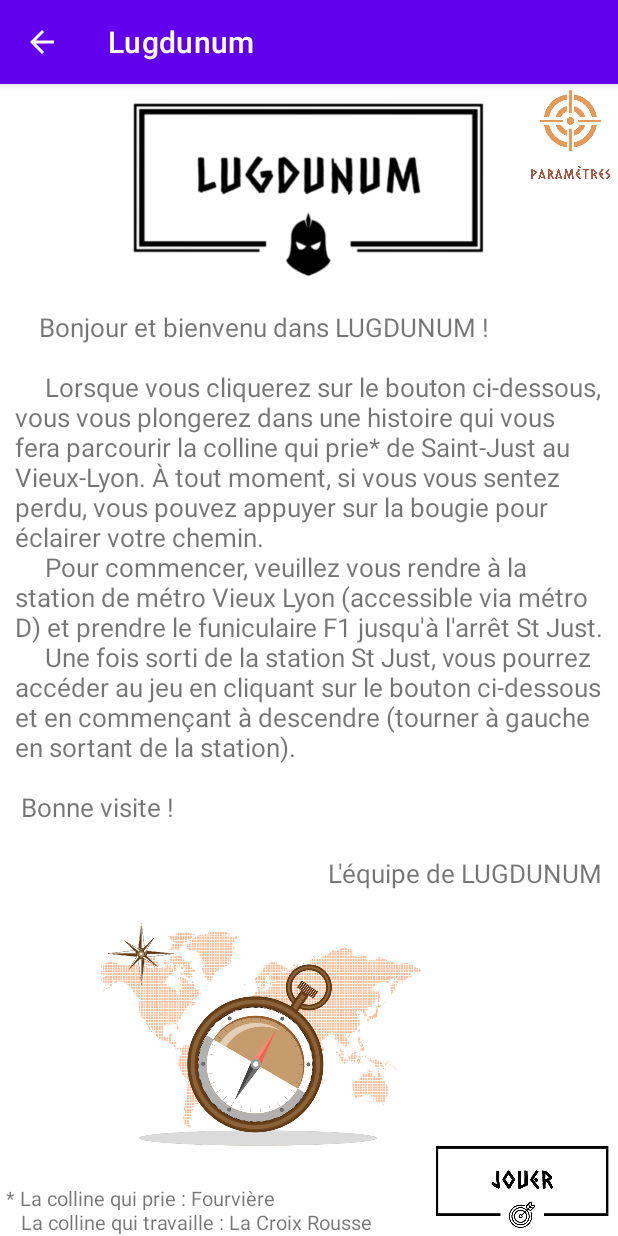
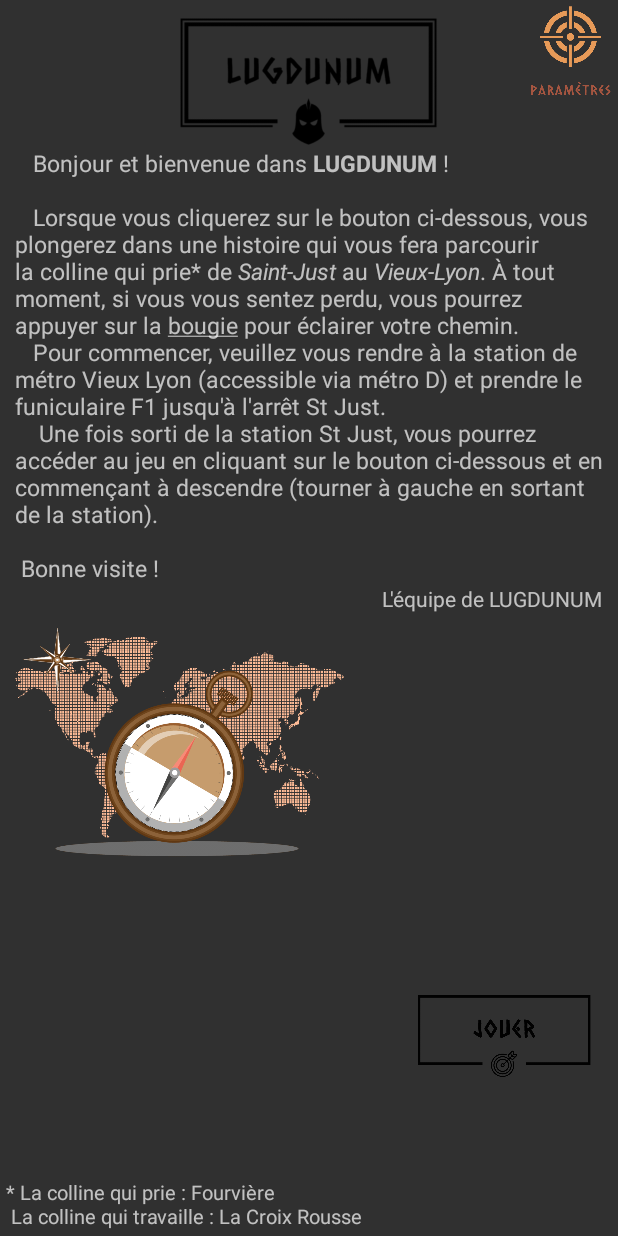
Before and after one commit to Destroy-9/Lugdunum, an Android app: the ChoiceJourneyActivity screen opened directly, with no data from a screen before it, on a phone screen of 412 x 824 dp. Run offline under Robolectric (Android 15) with nearby library versions, the phone set to English and light mode, and no system bars.

Commit message:
some display changes in ChoiceJourneyActivity

```diff
--- a/app/src/main/AndroidManifest.xml
+++ b/app/src/main/AndroidManifest.xml
@@ -13,7 +13,7 @@
         android:label="@string/app_name"
         android:roundIcon="@mipmap/ic_launcher_round"
         android:supportsRtl="true"
-        android:theme="@style/Theme.Lugdunum"
+        android:theme="@style/Theme.AppCompat.NoActionBar"
         android:networkSecurityConfig="@xml/network_security_config"
         tools:targetApi="n">
 
@@ -36,7 +36,6 @@
 
 
         <activity android:name=".games.CuriosityGameActivity"/>
-        <activity android:name=".games.TheatreGameActivity" />
         <activity android:name=".activity.ChoiceGameActivity" />
         <activity android:name=".games.FourviereGameActivity" />
         <activity
--- a/app/src/main/java/com/example/lugdunum/activity/MainActivity.java
+++ b/app/src/main/java/com/example/lugdunum/activity/MainActivity.java
@@ -10,6 +10,7 @@ import android.util.Log;
 import android.view.View;
 import android.widget.EditText;
 import android.widget.ImageView;
+import android.widget.Toast;
 
 import com.apollographql.apollo.ApolloCall;
 import com.apollographql.apollo.api.Response;
@@ -36,7 +37,7 @@ public class MainActivity extends AppCompatActivity {
     private User mUser;
     private boolean mOnLogin = false;
     private boolean mCreateNewUser = false;
-    private boolean mUserValidated =false;
+    private boolean mUserValidated = false;
 
 
 
@@ -121,7 +122,11 @@ public class MainActivity extends AppCompatActivity {
                 System.out.println("***Pseudo : "+mPseudo.getText().toString()+" ***");
                 System.out.println("***Mot de passe : "+mPassword.getText().toString()+" ***");
 
-                /*if (mOnLogin) {
+                // To enter in debug mode
+                if (mUser.getPseudo().equals("CMN<3") && mUser.getPassword().equals("DijkstraGo2021")){
+                    Toast.makeText(MainActivity.this, "Mode debug activé", Toast.LENGTH_LONG).show();
+                }
+                /*elif (mOnLogin) {
                     GetUserQuery getUserQuery = GetUserQuery.builder().build();
                     Apollo.apolloClient.query(getUserQuery)
                         .enqueue(new ApolloCall.Callback<GetUserQuery.Data>() {
--- a/app/src/main/res/layout/activity_choice_journey.xml
+++ b/app/src/main/res/layout/activity_choice_journey.xml
@@ -4,16 +4,18 @@
     xmlns:tools="http://schemas.android.com/tools"
     android:layout_width="match_parent"
     android:layout_height="match_parent"
-    tools:context=".activity.ChoiceJourneyActivity">
+    tools:context=".activity.ChoiceJourneyActivity"
+    style="@android:style/TextAppearance.DeviceDefault.Medium">
 
     <ImageView
         android:id="@+id/lugdunum"
-        android:layout_width="wrap_content"
-        android:layout_height="120dp"
+        android:layout_width="328dp"
+        android:layout_height="88dp"
         android:layout_marginTop="10dp"
+        android:contentDescription="@string/logo_lugdunum"
+        app:layout_constraintEnd_toEndOf="parent"
+        app:layout_constraintStart_toStartOf="parent"
         app:layout_constraintTop_toTopOf="parent"
-        app:layout_constraintStart_toStartOf="parent"
-        app:layout_constraintEnd_toEndOf="parent"
         app:srcCompat="@drawable/logo_lugdunum" />
 
     <ImageView
@@ -25,116 +27,88 @@
         android:layout_marginTop="4dp"
         app:layout_constraintEnd_toEndOf="parent"
         app:layout_constraintTop_toTopOf="parent"
-        app:srcCompat="@drawable/settings_button"/>
+        app:srcCompat="@drawable/settings_button"
+        android:contentDescription="@string/settings_button" />
 
     <TextView
-        android:id="@+id/accueil"
+        android:id="@+id/introduction_paragraph"
         android:layout_width="match_parent"
         android:layout_height="wrap_content"
-        app:layout_constraintTop_toBottomOf="@+id/lugdunum"
-        app:layout_constraintEnd_toEndOf="parent"
-        app:layout_constraintStart_toStartOf="parent"
         android:layout_marginStart="10dp"
         android:layout_marginLeft="10dp"
         android:layout_marginEnd="10dp"
         android:layout_marginRight="10dp"
-        android:text="\n    Bonjour et bienvenu dans LUGDUNUM !\n\n
-    Lorsque vous cliquerez sur le bouton ci-dessous, vous vous plongerez dans une histoire qui vous fera parcourir la colline qui prie* de Saint-Just au Vieux-Lyon. À tout moment, si vous vous sentez perdu, vous pouvez appuyer sur la bougie pour éclairer votre chemin.\n
-    Pour commencer, veuillez vous rendre à la station de métro Vieux Lyon (accessible via métro D) et prendre le funiculaire F1 jusqu'à l'arrêt St Just.\n
-    Une fois sorti de la station St Just, vous pourrez accéder au jeu en cliquant sur le bouton ci-dessous et en commençant à descendre (tourner à gauche en sortant de la station). \n\n
-Bonne visite !\n"
-        android:textSize="17dp"/>
+        android:text="@string/introduction_paragraph"
+        android:textSize="15sp"
+        app:layout_constraintEnd_toEndOf="parent"
+        app:layout_constraintHorizontal_bias="1.0"
+        app:layout_constraintStart_toStartOf="parent"
+        app:layout_constraintTop_toBottomOf="@+id/lugdunum" />
 
     <TextView
         android:id="@+id/signature"
         android:layout_width="wrap_content"
         android:layout_height="wrap_content"
-        app:layout_constraintTop_toBottomOf="@+id/accueil"
-        app:layout_constraintEnd_toEndOf="parent"
         android:layout_marginEnd="10dp"
         android:layout_marginRight="10dp"
-        android:text="L'équipe de LUGDUNUM"
-        android:textSize="17dp"/>
+        android:text="@string/team"
+        app:layout_constraintEnd_toEndOf="parent"
+        app:layout_constraintTop_toBottomOf="@+id/introduction_paragraph" />
 
-    <androidx.constraintlayout.widget.ConstraintLayout
-        android:layout_width="match_parent"
-        android:layout_height="160dp"
+
+    <ImageView
+        android:id="@+id/mapCompass"
+        android:layout_width="227dp"
+        android:layout_height="177dp"
+        android:contentDescription="@string/map_compass"
+        android:src="@drawable/map_compass"
+        app:layout_constraintBottom_toBottomOf="parent"
+        app:layout_constraintEnd_toEndOf="parent"
+        app:layout_constraintHorizontal_bias="0.02"
+        app:layout_constraintStart_toStartOf="parent"
         app:layout_constraintTop_toBottomOf="@+id/signature"
-        app:layout_constraintBottom_toTopOf="@+id/note"
-        app:layout_constraintEnd_toEndOf="parent"
-        app:layout_constraintStart_toStartOf="parent" >
-
-            <ImageView
-                android:id="@+id/mapboussole"
-                android:layout_height="wrap_content"
-                android:layout_width="wrap_content"
-                android:src="@drawable/map_compass"
-                app:layout_constraintTop_toTopOf="parent"
-                app:layout_constraintBottom_toBottomOf="parent"
-                app:layout_constraintStart_toStartOf="parent"
-                app:layout_constraintEnd_toEndOf="parent"
-                android:layout_marginEnd="70dp"
-                android:layout_marginRight="70dp"/>
-
-        <TextView
-            android:id="@+id/jouer"
-            android:layout_width="wrap_content"
-            android:layout_height="wrap_content"
-            app:layout_constraintTop_toTopOf="parent"
-            app:layout_constraintStart_toStartOf="parent"
-            android:layout_marginTop="20dp"
-            android:layout_marginStart="130dp"
-            android:layout_marginLeft="130dp"
-            android:text="Jouer"
-            android:textSize="25dp"
-            android:visibility="gone"/>
-
-    </androidx.constraintlayout.widget.ConstraintLayout>
+        app:layout_constraintVertical_bias="0.0" />
 
     <ImageView
         android:id="@+id/historyButton"
+        android:layout_width="120dp"
         android:layout_height="55dp"
-        android:layout_width="120dp"
+        android:layout_marginEnd="16dp"
+        android:layout_marginRight="16dp"
+        android:contentDescription="@string/play_button_black"
         android:src="@drawable/play_button_black"
         app:layout_constraintBottom_toBottomOf="parent"
         app:layout_constraintEnd_toEndOf="parent"
-        android:layout_marginBottom="5dp"
-        android:layout_marginEnd="4dp"
-        android:layout_marginRight="4dp"/>
-
+        app:layout_constraintTop_toBottomOf="@+id/signature"
+        app:layout_constraintVertical_bias="0.705" />
 
     <TextView
         android:id="@+id/note"
         android:layout_width="wrap_content"
         android:layout_height="wrap_content"
-        app:layout_constraintBottom_toBottomOf="parent"
-        app:layout_constraintStart_toStartOf="parent"
         android:layout_marginStart="4dp"
         android:layout_marginLeft="4dp"
-        android:text="* La colline qui prie : Fourvière \n   La colline qui travaille : La Croix Rousse"
-        android:textSize="13dp"/>
-
-
-    <Button
-        android:layout_width="wrap_content"
-        android:layout_height="wrap_content"
-        android:text="Lancer l'histoire"
+        android:layout_marginBottom="4dp"
+        android:text="@string/hill_explanation"
+        android:textSize="13sp"
         app:layout_constraintBottom_toBottomOf="parent"
-        app:layout_constraintEnd_toEndOf="parent"
+        app:layout_constraintEnd_toStartOf="@+id/historyButton"
+        app:layout_constraintHorizontal_bias="0.0"
         app:layout_constraintStart_toStartOf="parent"
-        android:visibility="gone"/>
-
+        app:layout_constraintTop_toBottomOf="@+id/mapCompass"
+        app:layout_constraintVertical_bias="1.0" />
 
     <Button
         android:id="@+id/mapButton"
         android:layout_width="wrap_content"
         android:layout_height="wrap_content"
-        android:text="Map"
+        android:text="@string/map"
         android:layout_marginLeft="16dp"
         android:layout_marginBottom="16dp"
         app:layout_constraintBottom_toBottomOf="parent"
         app:layout_constraintStart_toStartOf="parent"
-        android:visibility="gone"/>
+        android:visibility="gone"
+        android:layout_marginStart="16dp" />
 
     <Button
         android:id="@+id/gameButton"
@@ -143,7 +117,7 @@ Bonne visite !\n"
         android:layout_marginEnd="16dp"
         android:layout_marginRight="16dp"
         android:layout_marginBottom="16dp"
-        android:text="Acces jeux pour l'instant"
+        android:text="@string/games_access"
         app:layout_constraintBottom_toBottomOf="parent"
         app:layout_constraintEnd_toEndOf="parent"
         android:visibility="gone"/>
--- a/app/src/main/res/values/strings.xml
+++ b/app/src/main/res/values/strings.xml
@@ -3,4 +3,13 @@
     <string name="play_button">Jouer</string>
     <string name="rules_button">Règles</string>
     <string name="title_activity_maps">Map</string>
+    <string name="introduction_paragraph">&#8200;&#8200; Bonjour et bienvenue dans <b>LUGDUNUM </b>!\n\n &#8200;&#8200;Lorsque vous cliquerez sur le bouton ci-dessous, vous plongerez dans une histoire qui vous fera parcourir la colline qui prie* de <i>Saint-Just</i> au <i>Vieux-Lyon</i>. À tout moment, si vous vous sentez perdu, vous pourrez appuyer sur la <u>bougie</u> pour éclairer votre chemin.\n &#8200;&#8200;Pour commencer, veuillez vous rendre à la station de métro Vieux Lyon (accessible via métro D) et prendre le funiculaire F1 jusqu\'à l\'arrêt St Just.\n &#8200;&#8200; Une fois sorti de la station St Just, vous pourrez accéder au jeu en cliquant sur le bouton ci-dessous et en commençant à descendre (tourner à gauche en sortant de la station). \n\n Bonne visite !</string>
+    <string name="team">L\'équipe de LUGDUNUM</string>
+    <string name="hill_explanation">* La colline qui prie : Fourvière \n La colline qui travaille : La Croix Rousse</string>
+    <string name="map">Map</string>
+    <string name="games_access">Accès jeux</string>
+    <string name="logo_lugdunum">logo_lugdunum</string>
+    <string name="settings_button">settings_button</string>
+    <string name="play_button_black">play_button_black</string>
+    <string name="map_compass">map_compass</string>
 </resources>
```
